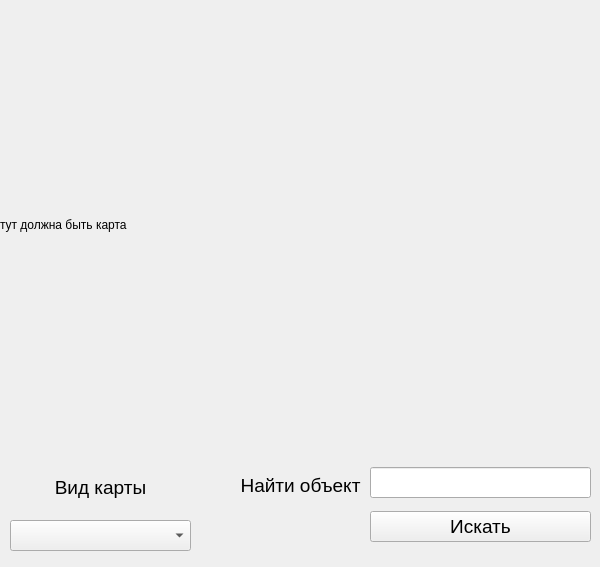
Qt form GUI.ui (IvanIvanov227/YandexMaps) before a commit.
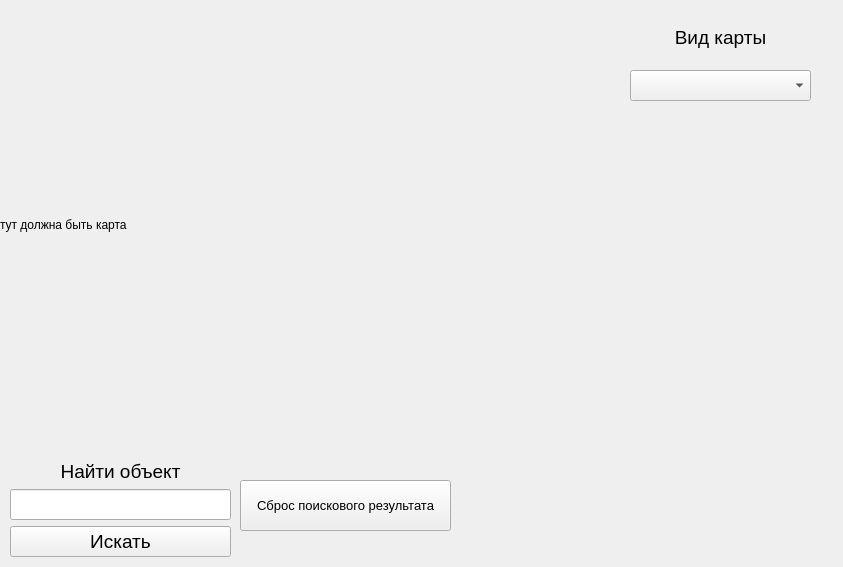
The same form after that commit.

Commit message: Решённая 7 задача(сброс поискового результата)

The edit to the form file:
```diff
--- a/GUI.ui
+++ b/GUI.ui
@@ -6,7 +6,7 @@
    <rect>
     <x>0</x>
     <y>0</y>
-    <width>600</width>
+    <width>843</width>
     <height>567</height>
    </rect>
   </property>
@@ -27,16 +27,31 @@
      <string>тут должна быть карта</string>
     </property>
    </widget>
-   <widget class="QWidget" name="">
+   <widget class="QWidget" name="layoutWidget">
     <property name="geometry">
      <rect>
-      <x>370</x>
+      <x>10</x>
       <y>460</y>
       <width>221</width>
-      <height>91</height>
+      <height>97</height>
      </rect>
     </property>
     <layout class="QVBoxLayout" name="verticalLayout">
+     <item>
+      <widget class="QLabel" name="label_2">
+       <property name="font">
+        <font>
+         <pointsize>14</pointsize>
+        </font>
+       </property>
+       <property name="text">
+        <string>Найти объект</string>
+       </property>
+       <property name="alignment">
+        <set>Qt::AlignCenter</set>
+       </property>
+      </widget>
+     </item>
      <item>
       <widget class="QLineEdit" name="name_toponym">
        <property name="font">
@@ -60,27 +75,6 @@
      </item>
     </layout>
    </widget>
-   <widget class="QLabel" name="label_2">
-    <property name="geometry">
-     <rect>
-      <x>240</x>
-      <y>470</y>
-      <width>121</width>
-      <height>31</height>
-     </rect>
-    </property>
-    <property name="font">
-     <font>
-      <pointsize>14</pointsize>
-     </font>
-    </property>
-    <property name="text">
-     <string>Найти объект</string>
-    </property>
-    <property name="alignment">
-     <set>Qt::AlignCenter</set>
-    </property>
-   </widget>
    <widget class="QLabel" name="error_message">
     <property name="geometry">
      <rect>
@@ -104,11 +98,11 @@
      <set>Qt::AlignCenter</set>
     </property>
    </widget>
-   <widget class="QWidget" name="">
+   <widget class="QWidget" name="layoutWidget">
     <property name="geometry">
      <rect>
-      <x>10</x>
-      <y>460</y>
+      <x>630</x>
+      <y>10</y>
       <width>181</width>
       <height>91</height>
      </rect>
@@ -144,6 +138,24 @@
      </item>
     </layout>
    </widget>
+   <widget class="QPushButton" name="reset_search">
+    <property name="geometry">
+     <rect>
+      <x>240</x>
+      <y>480</y>
+      <width>211</width>
+      <height>51</height>
+     </rect>
+    </property>
+    <property name="font">
+     <font>
+      <pointsize>10</pointsize>
+     </font>
+    </property>
+    <property name="text">
+     <string>Сброс поискового результата</string>
+    </property>
+   </widget>
   </widget>
  </widget>
  <resources/>
```
The commit also changes 1 other file.
